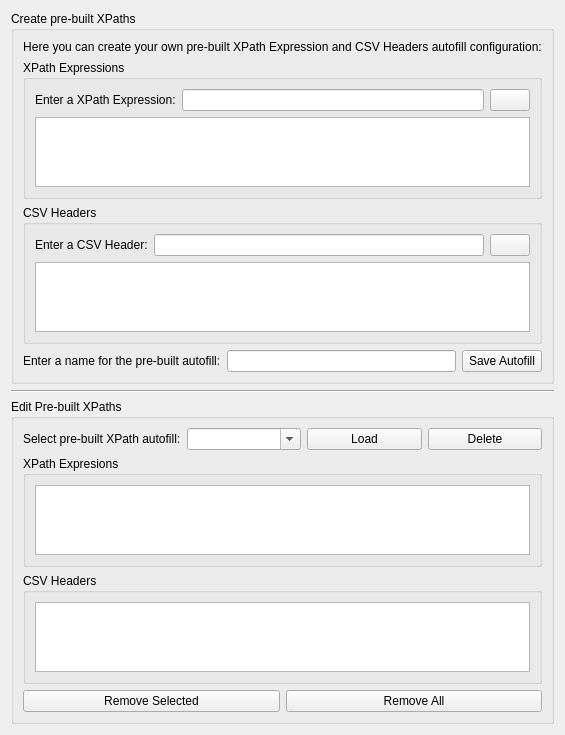
Before: the Qt Designer form src/ui/widgets/PreBuiltXPathsManager.ui in zaricj/XMLuvation, drawn with Qt 5.
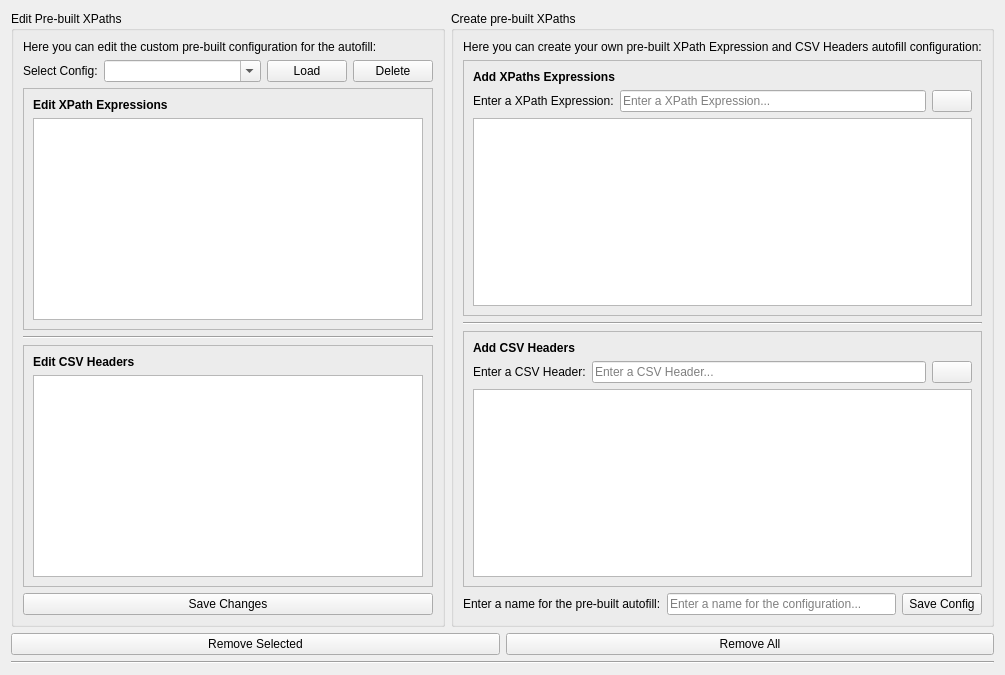
After: the same form once the commit is applied. Icons and pictures are not drawn.

What changed in the file:
```diff
--- a/src/ui/widgets/PreBuiltXPathsManager.ui
+++ b/src/ui/widgets/PreBuiltXPathsManager.ui
@@ -6,7 +6,7 @@
    <rect>
     <x>0</x>
     <y>0</y>
-    <width>550</width>
+    <width>1005</width>
     <height>675</height>
    </rect>
   </property>
@@ -19,6 +19,153 @@
   </property>
   <layout class="QVBoxLayout" name="verticalLayout">
    <item>
+    <layout class="QHBoxLayout" name="MainHorLayout">
+     <item>
+      <layout class="QVBoxLayout" name="LeftSide">
+       <item>
+        <widget class="QGroupBox" name="groupBox_pre_built_xpaths_main">
+         <property name="title">
+          <string>Edit Pre-built XPaths</string>
+         </property>
+         <layout class="QVBoxLayout" name="verticalLayout_2">
+          <item>
+           <widget class="QLabel" name="label_9">
+            <property name="text">
+             <string>Here you can edit the custom pre-built configuration for the autofill:</string>
+            </property>
+           </widget>
+          </item>
+          <item>
+           <layout class="QHBoxLayout" name="horizontalLayout">
+            <item>
+             <widget class="QLabel" name="lable_pre_built_xpaths">
+              <property name="text">
+               <string>Select Config:</string>
+              </property>
+             </widget>
+            </item>
+            <item>
+             <widget class="QComboBox" name="combobox_xpath_configs">
+              <property name="sizePolicy">
+               <sizepolicy hsizetype="Expanding" vsizetype="Fixed">
+                <horstretch>0</horstretch>
+                <verstretch>0</verstretch>
+               </sizepolicy>
+              </property>
+              <property name="editable">
+               <bool>true</bool>
+              </property>
+             </widget>
+            </item>
+            <item>
+             <widget class="QPushButton" name="button_load_config">
+              <property name="toolTip">
+               <string>Load the selected configuration and fill the two listboxes.</string>
+              </property>
+              <property name="text">
+               <string>Load</string>
+              </property>
+             </widget>
+            </item>
+            <item>
+             <widget class="QPushButton" name="button_delete_config">
+              <property name="toolTip">
+               <string>Deletes the selected configurtion all it's values.</string>
+              </property>
+              <property name="text">
+               <string>Delete</string>
+              </property>
+             </widget>
+            </item>
+           </layout>
+          </item>
+          <item>
+           <widget class="QFrame" name="frame_3">
+            <property name="frameShape">
+             <enum>QFrame::Shape::StyledPanel</enum>
+            </property>
+            <property name="frameShadow">
+             <enum>QFrame::Shadow::Raised</enum>
+            </property>
+            <layout class="QVBoxLayout" name="verticalLayout_8">
+             <item>
+              <widget class="QLabel" name="label_7">
+               <property name="font">
+                <font>
+                 <bold>true</bold>
+                </font>
+               </property>
+               <property name="text">
+                <string>Edit XPath Expressions</string>
+               </property>
+              </widget>
+             </item>
+             <item>
+              <widget class="QListWidget" name="list_widget_edit_xpath_expressions">
+               <property name="focusPolicy">
+                <enum>Qt::FocusPolicy::ClickFocus</enum>
+               </property>
+              </widget>
+             </item>
+            </layout>
+           </widget>
+          </item>
+          <item>
+           <widget class="Line" name="line_3">
+            <property name="orientation">
+             <enum>Qt::Orientation::Horizontal</enum>
+            </property>
+           </widget>
+          </item>
+          <item>
+           <widget class="QFrame" name="frame_4">
+            <property name="frameShape">
+             <enum>QFrame::Shape::StyledPanel</enum>
+            </property>
+            <property name="frameShadow">
+             <enum>QFrame::Shadow::Raised</enum>
+            </property>
+            <layout class="QVBoxLayout" name="verticalLayout_4">
+             <item>
+              <widget class="QLabel" name="label_8">
+               <property name="font">
+                <font>
+                 <bold>true</bold>
+                </font>
+               </property>
+               <property name="text">
+                <string>Edit CSV Headers</string>
+               </property>
+              </widget>
+             </item>
+             <item>
+              <widget class="QListWidget" name="list_widget_edit_csv_headers">
+               <property name="focusPolicy">
+                <enum>Qt::FocusPolicy::ClickFocus</enum>
+               </property>
+              </widget>
+             </item>
+            </layout>
+           </widget>
+          </item>
+          <item>
+           <widget class="QPushButton" name="button_save_changes">
+            <property name="toolTip">
+             <string>Save changes that you made to the two listboxes.</string>
+            </property>
+            <property name="text">
+             <string>Save Changes</string>
+            </property>
+           </widget>
+          </item>
+         </layout>
+        </widget>
+       </item>
+      </layout>
+     </item>
+     <item>
+      <layout class="QVBoxLayout" name="RightSide">
+       <item>
     <widget class="QGroupBox" name="groupBox">
      <property name="title">
       <string>Create pre-built XPaths</string>
@@ -35,11 +182,29 @@
        </widget>
       </item>
       <item>
-       <widget class="QGroupBox" name="groupBox_2">
-        <property name="title">
-         <string>XPath Expressions</string>
-        </property>
-        <layout class="QVBoxLayout" name="verticalLayout_8">
+           <widget class="QFrame" name="frame">
+            <property name="frameShape">
+             <enum>QFrame::Shape::StyledPanel</enum>
+            </property>
+            <property name="frameShadow">
+             <enum>QFrame::Shadow::Raised</enum>
+            </property>
+            <layout class="QVBoxLayout" name="verticalLayout_3">
+             <item>
+              <widget class="QLabel" name="label_5">
+               <property name="font">
+                <font>
+                 <bold>true</bold>
+                </font>
+               </property>
+               <property name="text">
+                <string>Add XPaths Expressions</string>
+               </property>
+               <property name="alignment">
+                <set>Qt::AlignmentFlag::AlignLeading|Qt::AlignmentFlag::AlignLeft|Qt::AlignmentFlag::AlignVCenter</set>
+               </property>
+              </widget>
+             </item>
          <item>
           <layout class="QHBoxLayout" name="horizontalLayout_3">
            <item>
@@ -50,7 +215,11 @@
             </widget>
            </item>
            <item>
-            <widget class="QLineEdit" name="line_edit_xpath_expression"/>
+                <widget class="QLineEdit" name="line_edit_xpath_expression">
+                 <property name="placeholderText">
+                  <string>Enter a XPath Expression...</string>
+                 </property>
+                </widget>
            </item>
            <item>
             <widget class="QPushButton" name="button_add_xpath_to_list">
@@ -65,17 +234,46 @@
           </layout>
          </item>
          <item>
-          <widget class="QListWidget" name="list_widget_xpath_expressions"/>
+              <widget class="QListWidget" name="list_widget_xpath_expressions">
+               <property name="focusPolicy">
+                <enum>Qt::FocusPolicy::ClickFocus</enum>
+               </property>
+              </widget>
          </item>
         </layout>
        </widget>
       </item>
       <item>
-       <widget class="QGroupBox" name="groupBox_3">
-        <property name="title">
-         <string>CSV Headers</string>
-        </property>
-        <layout class="QVBoxLayout" name="verticalLayout_9">
+           <widget class="Line" name="line_2">
+            <property name="orientation">
+             <enum>Qt::Orientation::Horizontal</enum>
+            </property>
+           </widget>
+          </item>
+          <item>
+           <widget class="QFrame" name="frame_2">
+            <property name="frameShape">
+             <enum>QFrame::Shape::StyledPanel</enum>
+            </property>
+            <property name="frameShadow">
+             <enum>QFrame::Shadow::Raised</enum>
+            </property>
+            <layout class="QVBoxLayout" name="verticalLayout_6">
+             <item>
+              <widget class="QLabel" name="label_6">
+               <property name="font">
+                <font>
+                 <bold>true</bold>
+                </font>
+               </property>
+               <property name="text">
+                <string>Add CSV Headers</string>
+               </property>
+               <property name="alignment">
+                <set>Qt::AlignmentFlag::AlignLeading|Qt::AlignmentFlag::AlignLeft|Qt::AlignmentFlag::AlignVCenter</set>
+               </property>
+              </widget>
+             </item>
          <item>
           <layout class="QHBoxLayout" name="horizontalLayout_4">
            <item>
@@ -86,7 +284,11 @@
             </widget>
            </item>
            <item>
-            <widget class="QLineEdit" name="line_edit_csv_header"/>
+                <widget class="QLineEdit" name="line_edit_csv_header">
+                 <property name="placeholderText">
+                  <string>Enter a CSV Header...</string>
+                 </property>
+                </widget>
            </item>
            <item>
             <widget class="QPushButton" name="button_add_csv_header_to_list">
@@ -101,7 +303,11 @@
           </layout>
          </item>
          <item>
-          <widget class="QListWidget" name="list_widget_csv_headers"/>
+              <widget class="QListWidget" name="list_widget_csv_headers">
+               <property name="focusPolicy">
+                <enum>Qt::FocusPolicy::ClickFocus</enum>
+               </property>
+              </widget>
          </item>
         </layout>
        </widget>
@@ -116,12 +322,16 @@
          </widget>
         </item>
         <item>
-         <widget class="QLineEdit" name="line_edit_config_name"/>
+             <widget class="QLineEdit" name="line_edit_config_name">
+              <property name="placeholderText">
+               <string>Enter a name for the configuration...</string>
+              </property>
+             </widget>
         </item>
         <item>
          <widget class="QPushButton" name="button_save_config">
           <property name="text">
-           <string>Save Autofill</string>
+               <string>Save Config</string>
           </property>
          </widget>
         </item>
@@ -130,74 +340,9 @@
      </layout>
     </widget>
    </item>
-   <item>
-    <widget class="Line" name="line">
-     <property name="orientation">
-      <enum>Qt::Orientation::Horizontal</enum>
-     </property>
-    </widget>
-   </item>
-   <item>
-    <widget class="QGroupBox" name="groupBox_pre_built_xpaths_main">
-     <property name="title">
-      <string>Edit Pre-built XPaths</string>
-     </property>
-     <layout class="QVBoxLayout" name="verticalLayout_2">
-      <item>
-       <layout class="QHBoxLayout" name="horizontalLayout">
-        <item>
-         <widget class="QLabel" name="lable_pre_built_xpaths">
-          <property name="text">
-           <string>Select pre-built XPath autofill:</string>
-          </property>
-         </widget>
-        </item>
-        <item>
-         <widget class="QComboBox" name="combobox_xpath_configs">
-          <property name="editable">
-           <bool>true</bool>
-          </property>
-         </widget>
-        </item>
-        <item>
-         <widget class="QPushButton" name="button_load_config">
-          <property name="text">
-           <string>Load</string>
-          </property>
-         </widget>
-        </item>
-        <item>
-         <widget class="QPushButton" name="button_delete_config">
-          <property name="text">
-           <string>Delete</string>
-          </property>
-         </widget>
-        </item>
-       </layout>
-      </item>
-      <item>
-       <widget class="QGroupBox" name="groupBox_xpath_expressions">
-        <property name="title">
-         <string>XPath Expresions</string>
-        </property>
-        <layout class="QVBoxLayout" name="verticalLayout_4">
-         <item>
-          <widget class="QListWidget" name="list_widget_edit_xpath_expressions"/>
-         </item>
-        </layout>
-       </widget>
-      </item>
-      <item>
-       <widget class="QGroupBox" name="groupBox_csv_headers">
-        <property name="title">
-         <string>CSV Headers</string>
-        </property>
-        <layout class="QVBoxLayout" name="verticalLayout_5">
-         <item>
-          <widget class="QListWidget" name="list_widget_edit_csv_headers"/>
-         </item>
-        </layout>
-       </widget>
+      </layout>
+     </item>
+    </layout>
       </item>
       <item>
        <layout class="QHBoxLayout" name="horizontalLayout_2">
@@ -217,7 +362,11 @@
         </item>
        </layout>
       </item>
-     </layout>
+   <item>
+    <widget class="Line" name="line">
+     <property name="orientation">
+      <enum>Qt::Orientation::Horizontal</enum>
+     </property>
     </widget>
    </item>
   </layout>
```
Left out of the diff: 18 changed lines with no effect on the pictures. Lines whose indentation alone changed are shown as unchanged.
